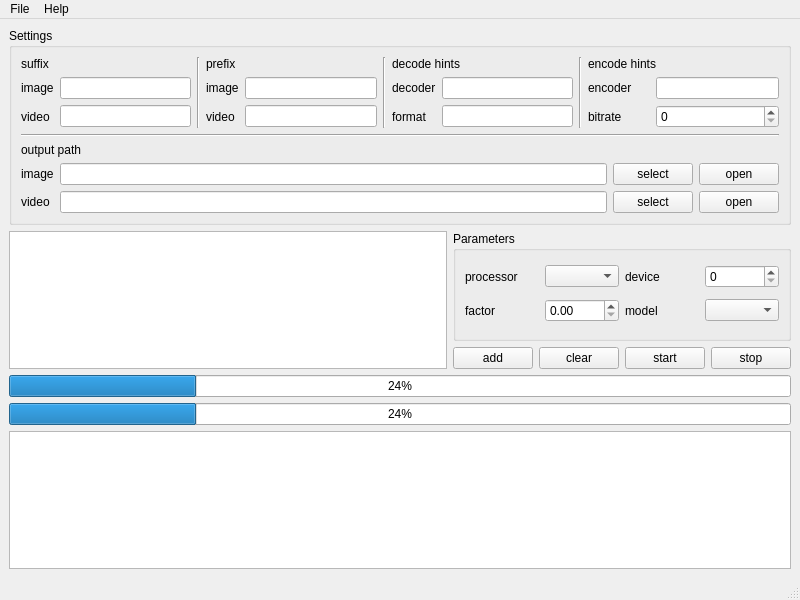
Before: the Qt Designer form gui/ui/MainWindow.ui in TianZerL/Anime4KCPP, drawn with Qt 5.
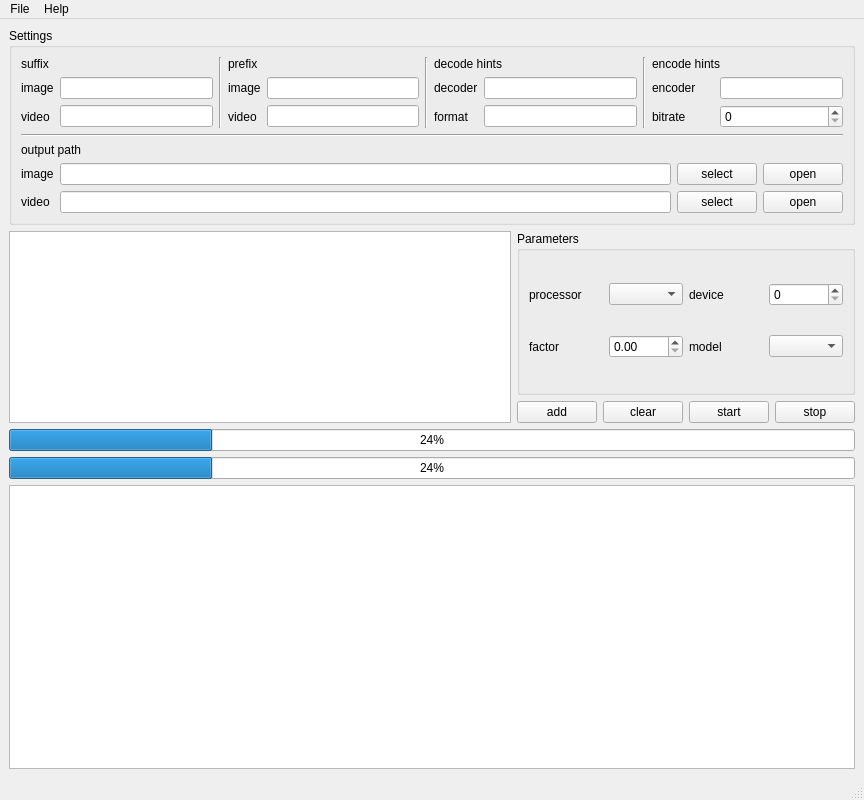
After: the same form once the commit is applied.

```diff
--- a/gui/ui/MainWindow.ui
+++ b/gui/ui/MainWindow.ui
@@ -6,8 +6,8 @@
    <rect>
     <x>0</x>
     <y>0</y>
-    <width>800</width>
-    <height>600</height>
+    <width>864</width>
+    <height>800</height>
    </rect>
   </property>
   <property name="windowTitle">
```
Left out of the diff: 8 changed lines with no effect on the pictures.
